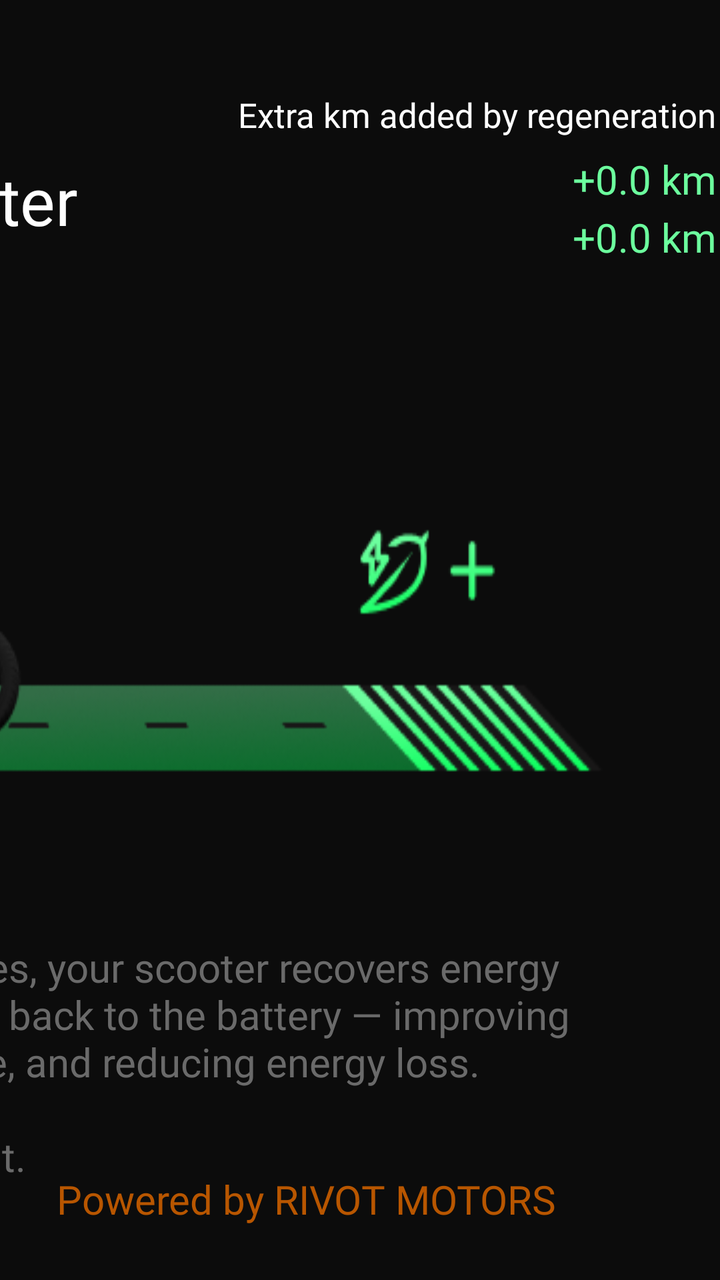
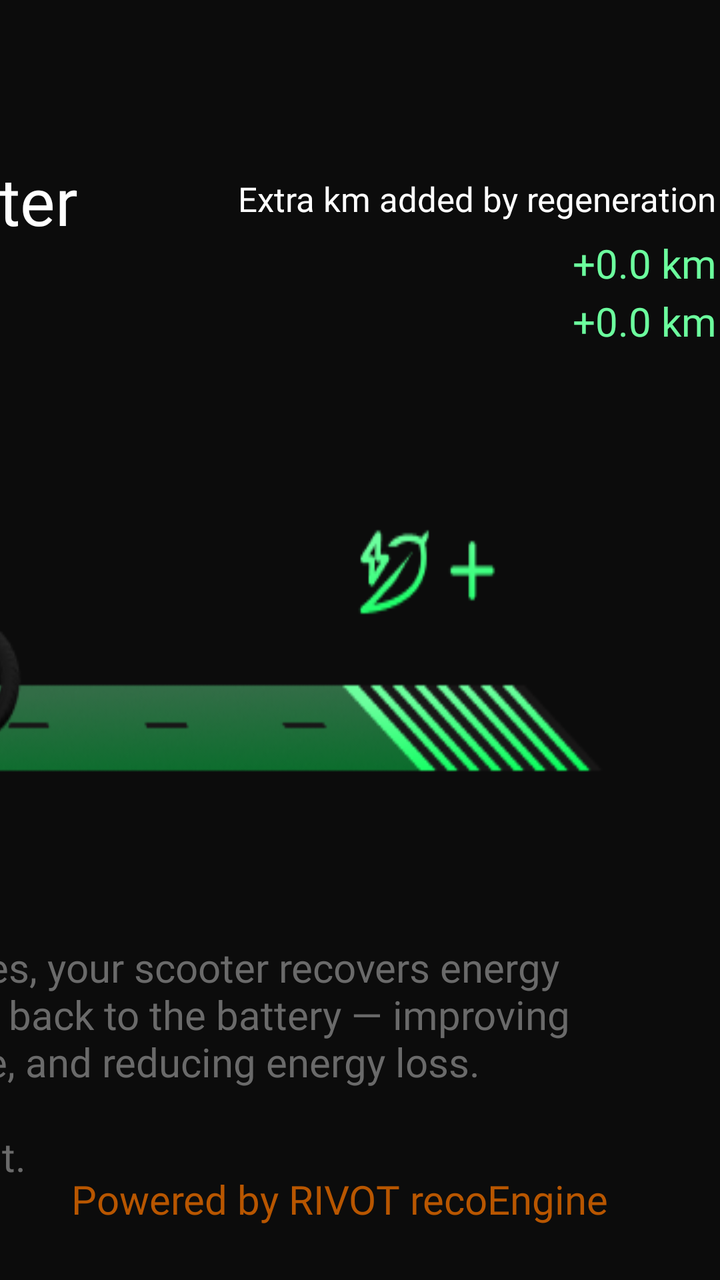

Two renders of the same Android screen: before a commit and after it. Below are the layout's source before the change and the commit's diff.
<!-- AndroidManifest.xml: application theme Theme.rideOS -->
<!-- res/layout/fragment_reco_info.xml -->
<?xml version="1.0" encoding="utf-8"?>
<androidx.constraintlayout.widget.ConstraintLayout
    xmlns:android="http://schemas.android.com/apk/res/android"
    xmlns:app="http://schemas.android.com/apk/res-auto"
    xmlns:tools="http://schemas.android.com/tools"
    android:layout_width="match_parent"
    android:layout_height="match_parent">

    
    <View
        android:id="@+id/blurBg"
        android:layout_width="0dp"
        android:layout_height="0dp"
        android:background="#B3000000"
        android:clickable="true"
        app:layout_constraintTop_toTopOf="parent"
        app:layout_constraintBottom_toBottomOf="parent"
        app:layout_constraintStart_toStartOf="parent"
        app:layout_constraintEnd_toEndOf="parent"/>

    
    <androidx.constraintlayout.widget.ConstraintLayout
        android:id="@+id/rightPanel"
        android:layout_width="650dp"
        android:layout_height="match_parent"
        android:background="@drawable/recoenginebg"
        app:layout_constraintEnd_toEndOf="parent"
        app:layout_constraintTop_toTopOf="parent"
        app:layout_constraintBottom_toBottomOf="parent">

        














        <TextView
            android:id="@+id/tripRecoKm"
            android:layout_width="wrap_content"
            android:layout_height="wrap_content"
            android:layout_marginTop="105dp"
            android:fontFamily="@font/kanit"
            android:text="+0.0 km"
            android:layout_marginEnd="2dp"
            android:textColor="#6CFF9E"
            android:textSize="20dp"
            app:layout_constraintEnd_toEndOf="parent"
            app:layout_constraintTop_toTopOf="parent" />















        <TextView
            android:id="@+id/totalRecoKm"
            android:layout_width="wrap_content"
            android:layout_height="wrap_content"
            android:layout_marginTop="76dp"
            android:layout_marginEnd="2dp"
            android:fontFamily="@font/kanit"
            android:text="+0.0 km"
            android:textColor="#6CFF9E"
            android:textSize="20dp"
            app:layout_constraintEnd_toEndOf="parent"
            app:layout_constraintTop_toTopOf="parent" />

        <TextView
            android:id="@+id/note"
            android:layout_width="550dp"
            android:layout_height="146dp"
            android:layout_marginStart="58dp"
            android:layout_marginBottom="24dp"
            android:fontFamily="@font/kanit"
            android:text="Every time you apply brakes, your scooter recovers energy and adds extra kilometers back to the battery — improving efficiency, extending range, and reducing energy loss.\n\nRide smarter. Ride efficient."
            android:textColor="#6A6A6A"
            android:textSize="20dp"
            app:layout_constraintBottom_toBottomOf="parent"
            app:layout_constraintStart_toStartOf="parent" />

        <TextView
            android:id="@+id/powernote"
            android:layout_width="295dp"
            android:layout_height="56dp"
            android:layout_marginStart="318dp"
            android:layout_marginBottom="27dp"
            android:fontFamily="@font/kanit"
            android:gravity="bottom"
            android:text="Powered by RIVOT MOTORS"
            android:textColor="#B85600"
            android:textSize="20dp"
            app:layout_constraintBottom_toBottomOf="parent"
            app:layout_constraintStart_toStartOf="parent" />

        <TextView
            android:id="@+id/title"
            android:layout_width="320dp"
            android:layout_height="57dp"
            android:layout_marginStart="70dp"
            android:layout_marginTop="78dp"
            android:fontFamily="@font/kanitlite"
            android:text="recoEngine Meter"
            android:textColor="#FFFFFF"
            android:textSize="33dp"
            app:layout_constraintStart_toStartOf="parent"
            app:layout_constraintTop_toTopOf="parent" />

        <TextView
            android:id="@+id/heading"
            android:layout_width="wrap_content"
            android:layout_height="wrap_content"
            android:layout_marginTop="46dp"
            android:fontFamily="@font/kanitlite"
            android:text="Extra km added by regeneration"
            android:textColor="#FFFFFF"
            android:layout_marginEnd="2dp"
            android:textSize="17dp"
            app:layout_constraintEnd_toEndOf="parent"
            app:layout_constraintTop_toTopOf="parent" />
    </androidx.constraintlayout.widget.ConstraintLayout>

</androidx.constraintlayout.widget.ConstraintLayout>
<!-- resources referenced by this layout -->
<resources>
  <!-- drawable recoenginebg: png bitmap (drawable, 34973 bytes) -->
  <style name="Theme.rideOS" parent="Base.Theme.rideOS" />
  <style name="Base.Theme.rideOS" parent="Theme.Material3.DayNight.NoActionBar">
          
          
      </style>
</resources>

<!-- the commit's change to res/layout/fragment_reco_info.xml (unified diff, before → after) -->
@@ -47,7 +47,7 @@
             android:id="@+id/tripRecoKm"
             android:layout_width="wrap_content"
             android:layout_height="wrap_content"
-            android:layout_marginTop="105dp"
+            android:layout_marginTop="147dp"
             android:fontFamily="@font/kanit"
             android:text="+0.0 km"
             android:layout_marginEnd="2dp"
@@ -74,7 +74,7 @@
             android:id="@+id/totalRecoKm"
             android:layout_width="wrap_content"
             android:layout_height="wrap_content"
-            android:layout_marginTop="76dp"
+            android:layout_marginTop="118dp"
             android:layout_marginEnd="2dp"
             android:fontFamily="@font/kanit"
             android:text="+0.0 km"
@@ -98,22 +98,22 @@
 
         <TextView
             android:id="@+id/powernote"
-            android:layout_width="295dp"
-            android:layout_height="56dp"
-            android:layout_marginStart="318dp"
+            android:layout_width="wrap_content"
+            android:layout_height="wrap_content"
+            android:layout_marginEnd="56dp"
             android:layout_marginBottom="27dp"
             android:fontFamily="@font/kanit"
             android:gravity="bottom"
-            android:text="Powered by RIVOT MOTORS"
+            android:text="Powered by RIVOT recoEngine"
             android:textColor="#B85600"
             android:textSize="20dp"
             app:layout_constraintBottom_toBottomOf="parent"
-            app:layout_constraintStart_toStartOf="parent" />
+            app:layout_constraintEnd_toEndOf="parent" />
 
         <TextView
             android:id="@+id/title"
-            android:layout_width="320dp"
-            android:layout_height="57dp"
+            android:layout_width="wrap_content"
+            android:layout_height="wrap_content"
             android:layout_marginStart="70dp"
             android:layout_marginTop="78dp"
             android:fontFamily="@font/kanitlite"
@@ -127,7 +127,7 @@
             android:id="@+id/heading"
             android:layout_width="wrap_content"
             android:layout_height="wrap_content"
-            android:layout_marginTop="46dp"
+            android:layout_marginTop="88dp"
             android:fontFamily="@font/kanitlite"
             android:text="Extra km added by regeneration"
             android:textColor="#FFFFFF"
